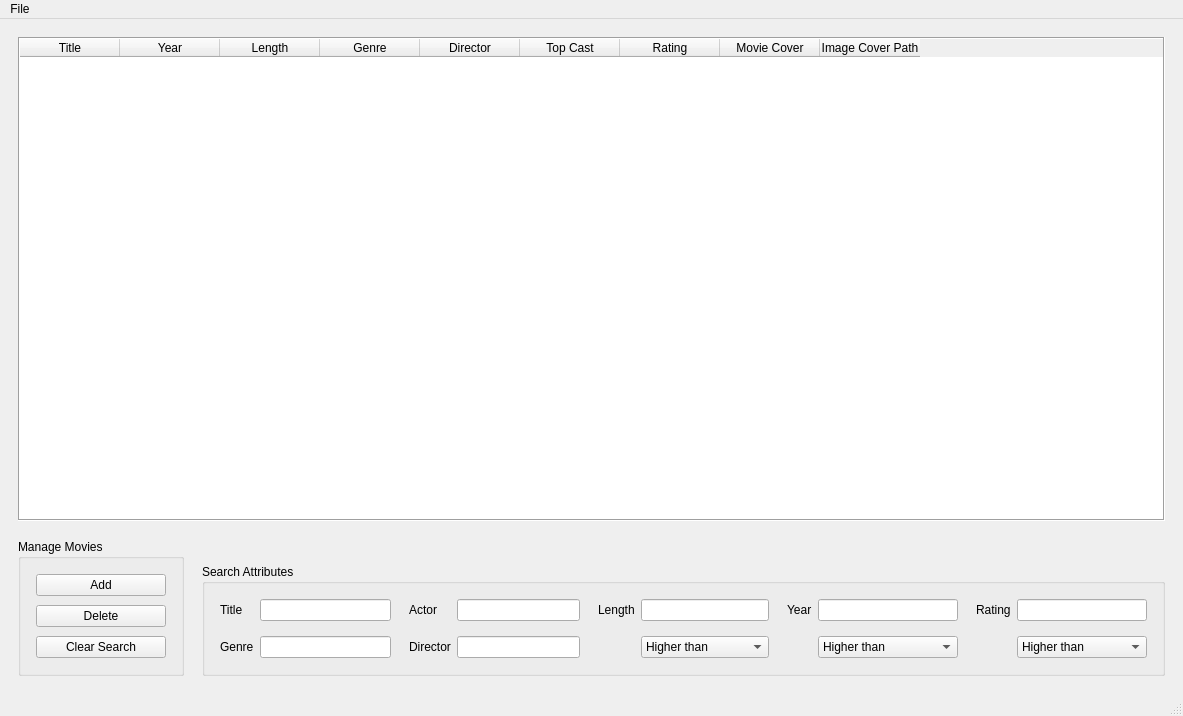
First picture: the form in mainwindow.ui, repository filip-ba/movie-archive, before the edit.
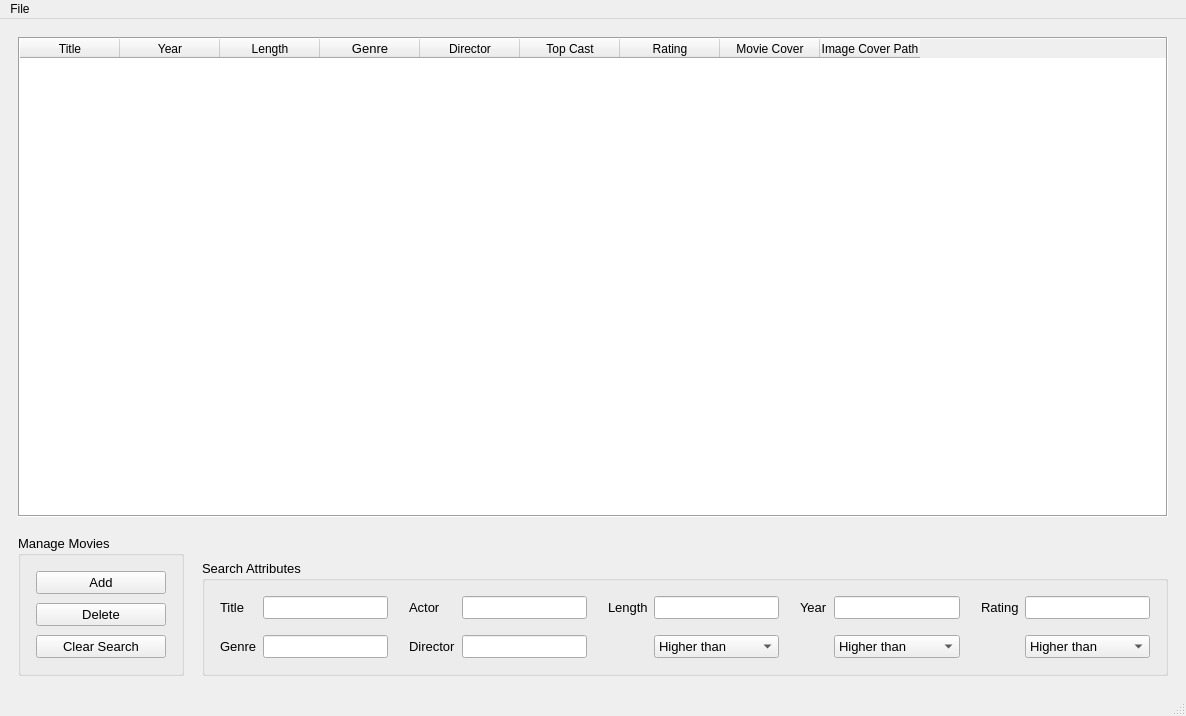
Second picture: the form after the edit.

```diff
--- a/mainwindow.ui
+++ b/mainwindow.ui
@@ -6,7 +6,7 @@
    <rect>
     <x>0</x>
     <y>0</y>
-    <width>1183</width>
+    <width>1186</width>
     <height>716</height>
    </rect>
   </property>
@@ -32,9 +32,15 @@
     </property>
     <item>
      <widget class="QTableWidget" name="tableWidget">
+      <property name="minimumSize">
+       <size>
+        <width>1150</width>
+        <height>0</height>
+       </size>
+      </property>
       <property name="font">
        <font>
-        <pointsize>9</pointsize>
+        <pointsize>10</pointsize>
        </font>
       </property>
       <property name="frameShape">
@@ -43,6 +49,9 @@
       <property name="sizeAdjustPolicy">
        <enum>QAbstractScrollArea::AdjustIgnored</enum>
       </property>
+      <property name="alternatingRowColors">
+       <bool>false</bool>
+      </property>
       <property name="selectionMode">
        <enum>QAbstractItemView::SingleSelection</enum>
       </property>
@@ -173,6 +182,12 @@
           <height>16777215</height>
          </size>
         </property>
+        <property name="font">
+         <font>
+          <pointsize>10</pointsize>
+          <bold>false</bold>
+         </font>
+        </property>
         <property name="title">
          <string>Manage Movies</string>
         </property>
@@ -291,17 +306,25 @@
           <height>16777215</height>
          </size>
         </property>
+        <property name="font">
+         <font>
+          <pointsize>10</pointsize>
+         </font>
+        </property>
         <property name="title">
          <string>Search Attributes</string>
         </property>
         <layout class="QHBoxLayout" name="horizontalLayout">
+         <property name="spacing">
+          <number>9</number>
+         </property>
          <item>
           <layout class="QFormLayout" name="formLayout">
            <property name="horizontalSpacing">
             <number>6</number>
            </property>
            <property name="verticalSpacing">
-            <number>15</number>
+            <number>16</number>
            </property>
            <property name="leftMargin">
             <number>6</number>
@@ -343,7 +366,7 @@
             <number>6</number>
            </property>
            <property name="verticalSpacing">
-            <number>15</number>
+            <number>16</number>
            </property>
            <property name="leftMargin">
             <number>6</number>
@@ -385,7 +408,7 @@
             <number>6</number>
            </property>
            <property name="verticalSpacing">
-            <number>15</number>
+            <number>16</number>
            </property>
            <property name="leftMargin">
             <number>6</number>
@@ -443,7 +466,7 @@
             <number>6</number>
            </property>
            <property name="verticalSpacing">
-            <number>15</number>
+            <number>16</number>
            </property>
            <property name="leftMargin">
             <number>6</number>
@@ -501,7 +524,7 @@
             <number>6</number>
            </property>
            <property name="verticalSpacing">
-            <number>15</number>
+            <number>16</number>
            </property>
            <property name="leftMargin">
             <number>6</number>
@@ -565,7 +588,7 @@
     <rect>
      <x>0</x>
      <y>0</y>
-     <width>1183</width>
+     <width>1186</width>
      <height>21</height>
     </rect>
    </property>
```
